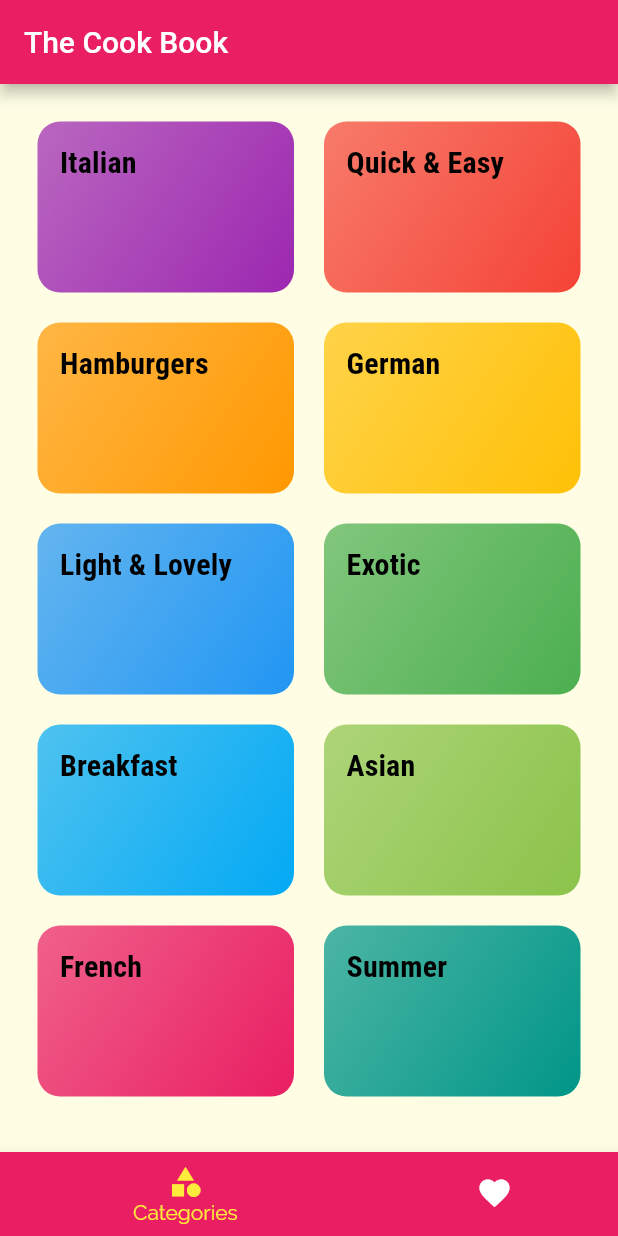
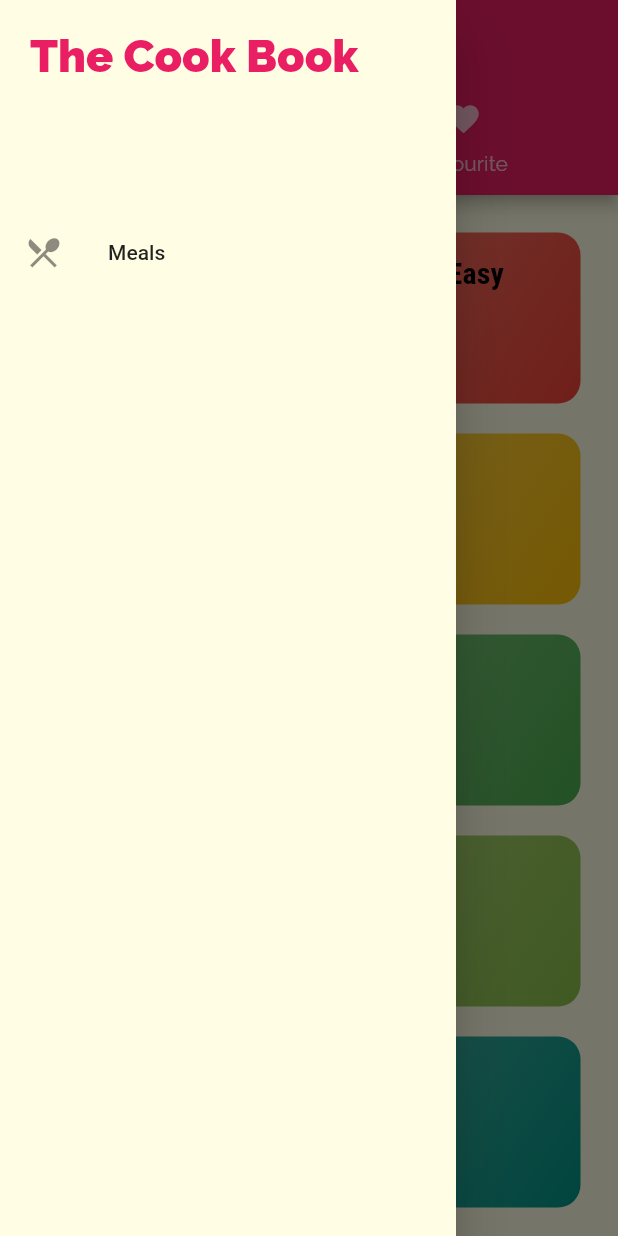
Before and after one commit to RounakJoshi09/the_cook_book_app, a Flutter app: the screen it shows after launch, with the side drawer open (before the commit the screen has no drawer), on a phone screen of 412 x 824 dp. Run offline on Flutter 3.47's test engine with Material 2 defaults, Android fonts, the phone set to English and light mode, and no system bars.

Commit message:
custom App Drawer

```diff
--- a/lib/main.dart
+++ b/lib/main.dart
@@ -34,7 +34,7 @@ class MyApp extends StatelessWidget {
       // home: CategoriesScreen(),
       initialRoute: '/', // default is '/'
       routes: {
-        '/': (ctx) => BotttomNavigation_Bar(),
+        '/': (ctx) => TabScreen(),
         CategoryMealsScreen.routeName: (ctx) => CategoryMealsScreen(),
         MealDetail.routeName: (ctx) => MealDetail(),
       },
--- a/lib/screens/tab_bar.dart
+++ b/lib/screens/tab_bar.dart
@@ -1,6 +1,7 @@
 import 'package:flutter/material.dart';
 import 'package:flutter_complete_guide/screens/categories_screen.dart';
 import 'package:flutter_complete_guide/screens/favourite_screen.dart';
+import 'package:flutter_complete_guide/widgets/custom_drawer.dart';
 
 class TabScreen extends StatefulWidget {
   @override
@@ -14,6 +15,7 @@ class _TabScreenState extends State<TabScreen> {
       length: 2,
       initialIndex: 0,
       child: Scaffold(
+        drawer: CustomDrawer(),
         appBar: AppBar(
           title: Text('The Cook Book'),
           bottom: TabBar(
--- /dev/null
+++ b/lib/widgets/custom_drawer.dart
@@ -0,0 +1,34 @@
+import 'package:flutter/cupertino.dart';
+import 'package:flutter/material.dart';
+
+class CustomDrawer extends StatelessWidget {
+  @override
+  Widget build(BuildContext context) {
+    return Drawer(
+      child: Column(
+        children: [
+          Container(
+            height: 120,
+            width: double.infinity,
+            padding: EdgeInsets.all(20),
+            color: Theme.of(context).canvasColor,
+            child: Text(
+              "The Cook Book",
+              style: TextStyle(
+                  fontWeight: FontWeight.w900,
+                  fontSize: 30,
+                  color: Theme.of(context).primaryColor),
+            ),
+          ),
+          SizedBox(
+            height: 20,
+          ),
+          ListTile(
+            leading: Icon(Icons.restaurant_menu, size: (26)),
+            title: (Text('Meals')),
+          )
+        ],
+      ),
+    );
+  }
+}
```
